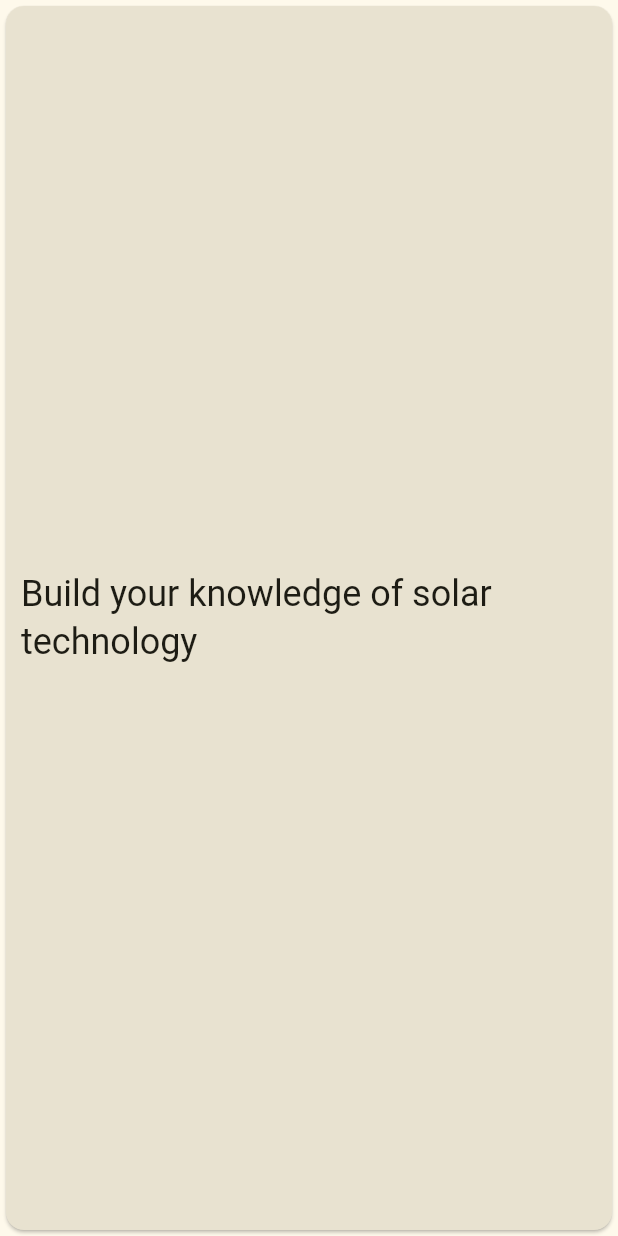
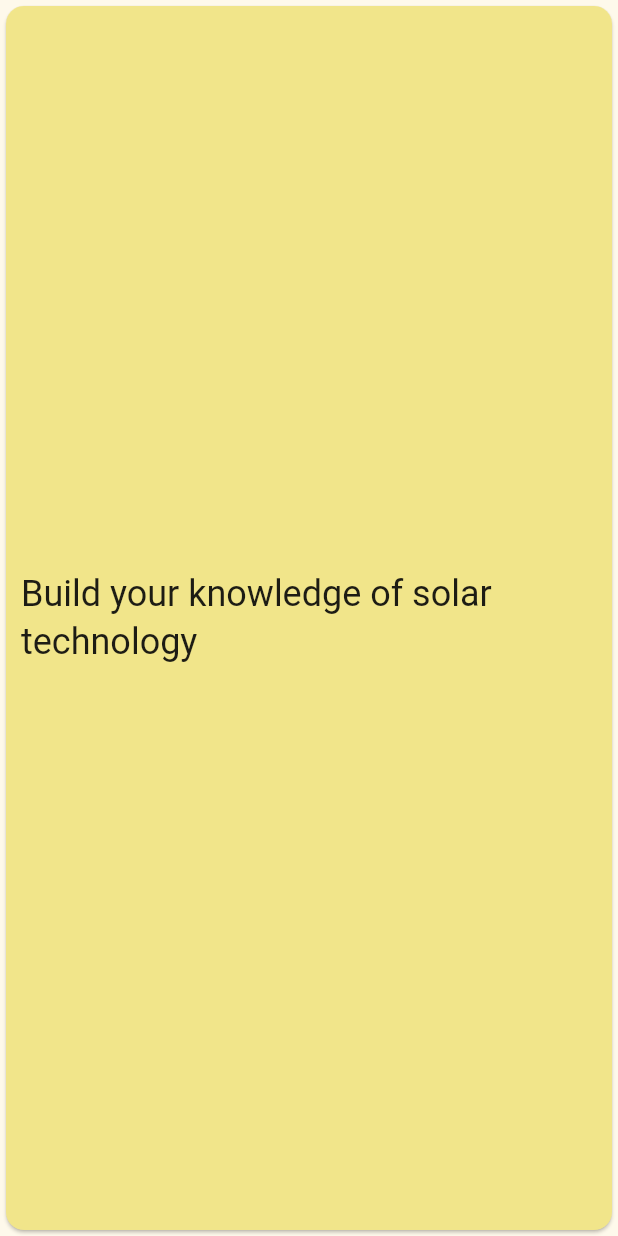
Before and after one commit to hkgranli/flutter-engagement, a Flutter app: the Textile widget shown alone on an empty page, opened directly, on a phone screen of 412 x 824 dp. Run offline on Flutter 3.47's test engine with Material 2 defaults, Android fonts, the phone set to English and light mode, and no system bars; our stand-ins replace fl_chart, video_player; missing offline and left inert: flutter_circle_flags_svg, flutter_survey, image_compare_slider, model_viewer_plus; generated files the repository leaves out were written again.

Commit message:
cool change

```diff
--- a/lib/main.dart
+++ b/lib/main.dart
@@ -245,7 +245,7 @@ class _ParentState extends State<Parent> {
             child: ImageTile(
                 index: 3,
                 asset: 'assets/images/3d_model_entire.png',
-                onPress: () => navigateInteractive(Pages.potential)),
+                onPress: () => navigateInteractive(Pages.pvView)),
           ),
           StaggeredGridTile.count(
             crossAxisCellCount: 1,
@@ -364,7 +364,7 @@ class Textile extends StatelessWidget {
   @override
   Widget build(BuildContext context) {
     final child = Card(
-      color: backgroundColor ?? Theme.of(context).colorScheme.surfaceVariant,
+      color: backgroundColor ?? Theme.of(context).colorScheme.primaryContainer,
       //height: extent,
       child: Padding(
         padding: const EdgeInsets.all(10.0),
```
